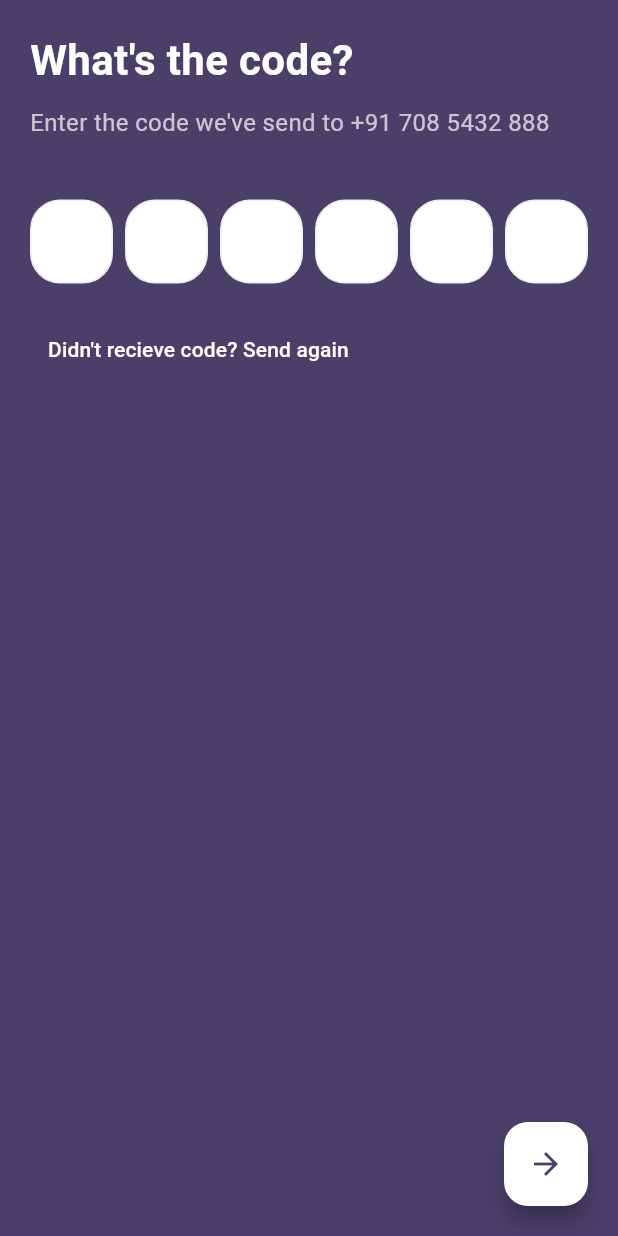
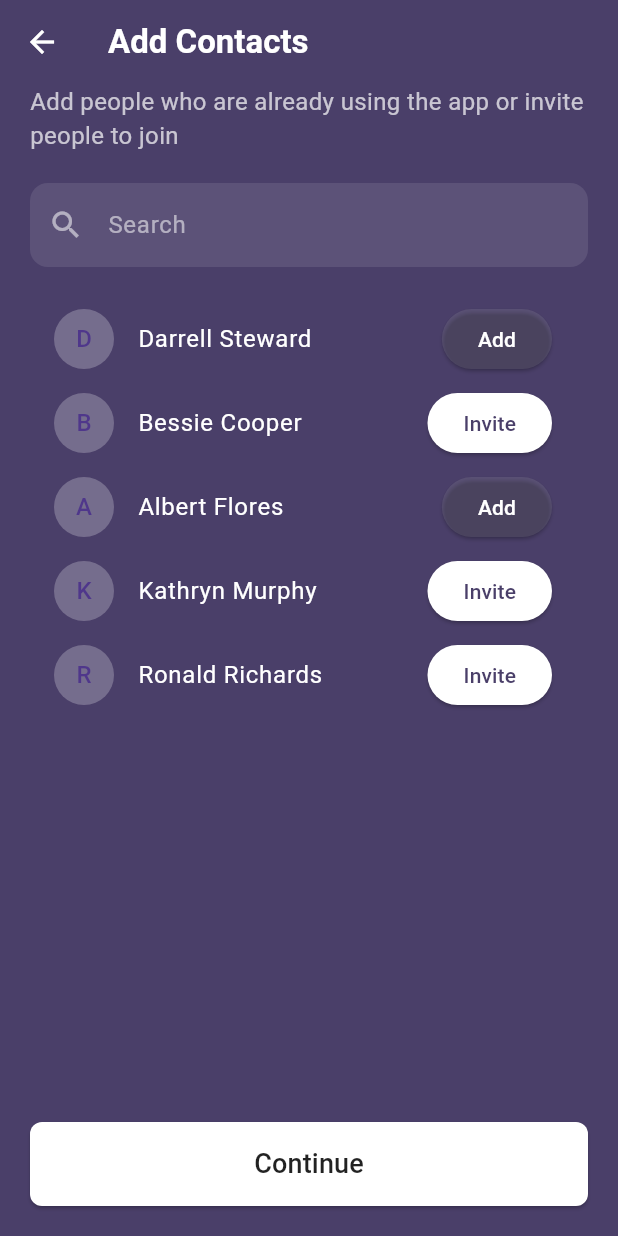
Before and after one commit to Modather22222/messaging_app, a Flutter app: the VerificationScreen screen opened directly, after a tap on the "arrow forward" icon, on a phone screen of 412 x 824 dp. Run offline on Flutter 3.47's test engine with Material 3 defaults, Android fonts, the phone set to English and light mode, and no system bars; drawn by our look-alikes of pinput; our stand-ins replace country_code_picker.

Commit message:
the last screen of the contacts i added, yaaaaaayy😂😂😂

```diff
--- /dev/null
+++ b/lib/screens/add_contacts_screen.dart
@@ -0,0 +1,122 @@
+import 'package:flutter/material.dart';
+
+// Simple model for a contact
+class Contact {
+  final String name;
+  final String imageUrl;
+  final bool isUser; // To differentiate between "Add" and "Invite"
+
+  Contact({required this.name, required this.imageUrl, this.isUser = false});
+}
+
+class AddContactsScreen extends StatelessWidget {
+  AddContactsScreen({super.key});
+
+  // Placeholder data
+  final List<Contact> contacts = [
+    Contact(name: 'Darrell Steward', imageUrl: '', isUser: true),
+    Contact(name: 'Bessie Cooper', imageUrl: ''),
+    Contact(name: 'Albert Flores', imageUrl: '', isUser: true),
+    Contact(name: 'Kathryn Murphy', imageUrl: ''),
+    Contact(name: 'Ronald Richards', imageUrl: ''),
+  ];
+
+  @override
+  Widget build(BuildContext context) {
+    return Scaffold(
+      backgroundColor: const Color(0xFF4A3F69),
+      appBar: AppBar(
+        backgroundColor: Colors.transparent,
+        elevation: 0,
+        leading: IconButton(
+          icon: const Icon(Icons.arrow_back, color: Colors.white),
+          onPressed: () => Navigator.of(context).pop(),
+        ),
+        title: const Text(
+          'Add Contacts',
+          style: TextStyle(color: Colors.white, fontWeight: FontWeight.bold),
+        ),
+      ),
+      body: Padding(
+        padding: const EdgeInsets.symmetric(horizontal: 20.0),
+        child: Column(
+          crossAxisAlignment: CrossAxisAlignment.start,
+          children: [
+            const Text(
+              'Add people who are already using the app or invite people to join',
+              style: TextStyle(color: Colors.white70, fontSize: 16),
+            ),
+            const SizedBox(height: 20),
+            const TextField(
+              decoration: InputDecoration(
+                hintText: 'Search',
+                hintStyle: TextStyle(color: Colors.white54),
+                prefixIcon: Icon(Icons.search, color: Colors.white54),
+                filled: true,
+                fillColor: Color.fromRGBO(255, 255, 255, 0.1),
+                border: OutlineInputBorder(
+                  borderRadius: BorderRadius.all(Radius.circular(12.0)),
+                  borderSide: BorderSide.none,
+                ),
+              ),
+            ),
+            const SizedBox(height: 20),
+            Expanded(
+              child: ListView.builder(
+                itemCount: contacts.length,
+                itemBuilder: (context, index) {
+                  final contact = contacts[index];
+                  return ListTile(
+                    leading: CircleAvatar(
+                      // You can add placeholder images later
+                      backgroundColor: Colors.white24,
+                      child: Text(contact.name[0]),
+                    ),
+                    title: Text(
+                      contact.name,
+                      style: const TextStyle(color: Colors.white),
+                    ),
+                    trailing: ElevatedButton(
+                      onPressed: () {},
+                      style: ElevatedButton.styleFrom(
+                        backgroundColor: contact.isUser
+                            ? Colors.white10
+                            : Colors.white,
+                        foregroundColor: contact.isUser
+                            ? Colors.white
+                            : const Color(0xFF4A3F69),
+                      ),
+                      child: Text(contact.isUser ? 'Add' : 'Invite'),
+                    ),
+                  );
+                },
+              ),
+            ),
+            Padding(
+              padding: const EdgeInsets.symmetric(vertical: 20.0),
+              child: SizedBox(
+                width: double.infinity,
+                child: ElevatedButton(
+                  onPressed: () {
+                    // TODO: Handle Continue
+                  },
+                  style: ElevatedButton.styleFrom(
+                    backgroundColor: Colors.white,
+                    padding: const EdgeInsets.symmetric(vertical: 15),
+                    shape: RoundedRectangleBorder(
+                      borderRadius: BorderRadius.circular(8.0),
+                    ),
+                  ),
+                  child: const Text(
+                    'Continue',
+                    style: TextStyle(color: Colors.black87, fontSize: 18),
+                  ),
+                ),
+              ),
+            ),
+          ],
+        ),
+      ),
+    );
+  }
+}
--- a/lib/screens/verification_screen.dart
+++ b/lib/screens/verification_screen.dart
@@ -1,4 +1,5 @@
 import 'package:flutter/material.dart';
+import 'package:messaging_app/screens/add_contacts_screen.dart';
 import 'package:pinput/pinput.dart';
 
 class VerificationScreen extends StatelessWidget {
@@ -63,7 +64,12 @@ class VerificationScreen extends StatelessWidget {
               alignment: Alignment.bottomRight,
               child: FloatingActionButton(
                 onPressed: () {
-                  // TODO: Handle next step
+                  Navigator.push(
+                    context,
+                    MaterialPageRoute(
+                      builder: (context) => AddContactsScreen(),
+                    ),
+                  );
                 },
                 backgroundColor: Colors.white,
                 child: const Icon(
```
